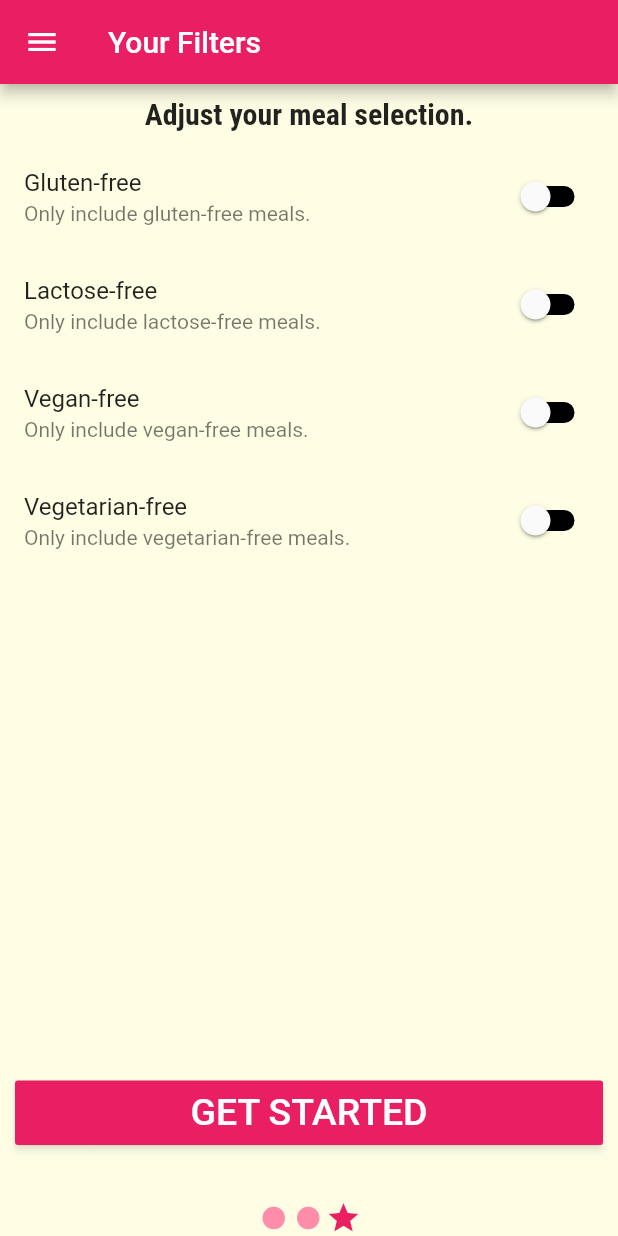
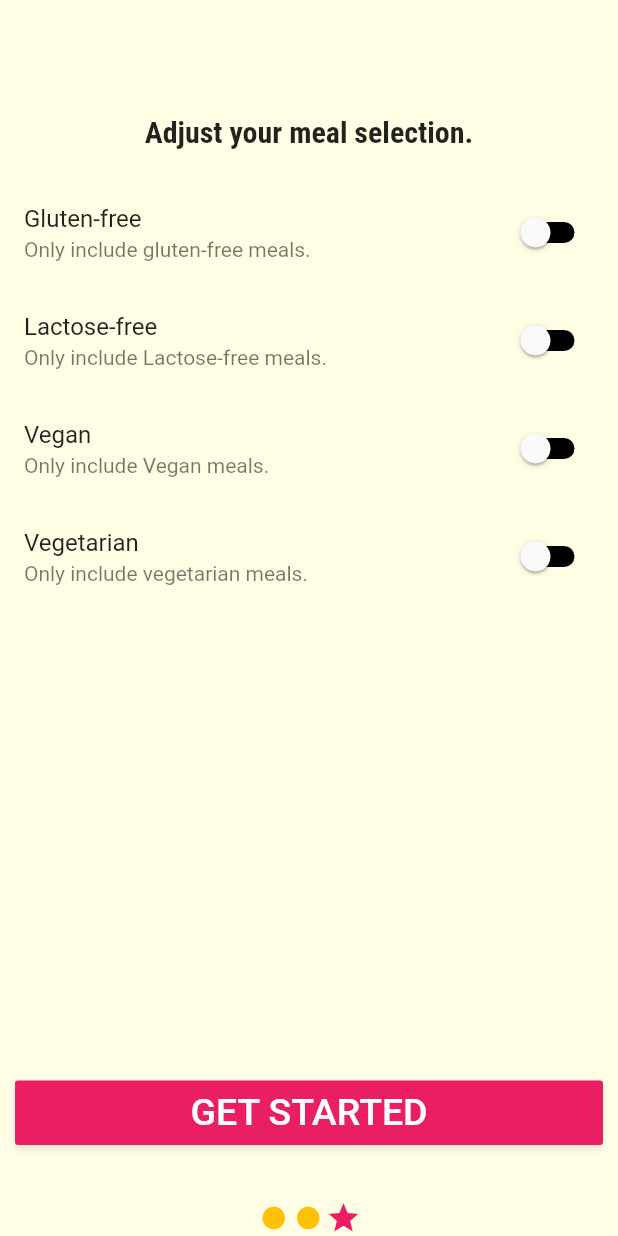
Before and after one commit to MohamedRashad99/Make-Meal, a Flutter app: the screen it shows after launch, swiped to page 3, on a phone screen of 412 x 824 dp. Run offline on Flutter 3.47's test engine with Material 2 defaults, Android fonts, the phone set to English and light mode, and no system bars; our stand-ins replace flutter_colorpicker, shared_preferences.

Commit message:
Project finish

```diff
--- a/lib/main.dart
+++ b/lib/main.dart
@@ -12,11 +12,12 @@ import 'provider/language_provider.dart';
 import 'provider/meal_provider.dart';
 import 'screens/on_boarding_screen.dart';
 
-void main() async{
+void main() async {
   WidgetsFlutterBinding.ensureInitialized();
 
   SharedPreferences prefs = await SharedPreferences.getInstance();
-  Widget homeScreen = (prefs.getBool('watched')?? false)? TabsScreen():OnBoardingScreen();
+  Widget homeScreen =
+      (prefs.getBool('watched') ?? false) ? TabsScreen() : OnBoardingScreen();
   runApp(
     MultiProvider(
       providers: [
@@ -37,14 +38,16 @@ void main() async{
 
 class MyApp extends StatelessWidget {
   final Widget mainScreen;
+
   MyApp(this.mainScreen);
 
   @override
   Widget build(BuildContext context) {
-
-    var primaryColor = Provider.of<ThemeProvider>(context,listen: true).primaryColor;
-    var accentColor = Provider.of<ThemeProvider>(context,listen: true).accentColor;
-    var tm = Provider.of<ThemeProvider>(context,listen: true).tm;
+    var primaryColor =
+        Provider.of<ThemeProvider>(context, listen: true).primaryColor;
+    var accentColor =
+        Provider.of<ThemeProvider>(context, listen: true).accentColor;
+    var tm = Provider.of<ThemeProvider>(context, listen: true).tm;
 
     return MaterialApp(
       debugShowCheckedModeBanner: false,
@@ -53,37 +56,61 @@ class MyApp extends StatelessWidget {
         primarySwatch: primaryColor,
         accentColor: accentColor,
         canvasColor: Color.fromRGBO(255, 254, 229, 1),
+        fontFamily: 'Raleway',
         buttonColor: Colors.black87,
         cardColor: Colors.white,
-          shadowColor: Colors.black54,
+        shadowColor: Colors.white60,
         textTheme: ThemeData.light().textTheme.copyWith(
               bodyText1: TextStyle(
-                  color: Color.fromRGBO(20, 51, 51, 1),
+                color: Color.fromRGBO(20, 50, 50, 1),
               ),
-                headline1: TextStyle(
+              headline4: TextStyle(
+                color: Colors.black87,
+                fontFamily: 'RobotoCondensed',
+                fontWeight: FontWeight.bold,
+              ),
+              headline5: TextStyle(
+                color: Colors.black87,
+                fontFamily: 'RobotoCondensed',
+                fontWeight: FontWeight.bold,
+              ),
+              headline6: TextStyle(
+                color: Colors.black87,
                 fontSize: 20,
                 fontFamily: 'RobotoCondensed',
                 fontWeight: FontWeight.bold,
-                    color: Colors.black87),
-              )),
+              ),
+            ),
+      ),
       darkTheme: ThemeData(
         primarySwatch: primaryColor,
         accentColor: accentColor,
         canvasColor: Color.fromRGBO(14, 22, 33, 1),
-          buttonColor: Colors.white60,
-          cardColor: Color.fromRGBO(35, 34, 39, 1),
-          shadowColor: Colors.white60,
-          unselectedWidgetColor:Colors.white70 ,
+        fontFamily: 'Raleway',
+        buttonColor: Colors.white70,
+        cardColor: Color.fromRGBO(24, 37, 51, 1),
+        shadowColor: Colors.black54,
+        unselectedWidgetColor: Colors.white70,
         textTheme: ThemeData.dark().textTheme.copyWith(
             bodyText1: TextStyle(
               color: Colors.white60,
             ),
-                headline1: TextStyle(
+            headline4: TextStyle(
+              color: Colors.white,
+              fontFamily: 'RobotoCondensed',
+              fontWeight: FontWeight.bold,
+            ),
+            headline5: TextStyle(
+              color: Colors.white,
+              fontFamily: 'RobotoCondensed',
+              fontWeight: FontWeight.bold,
+            ),
+            headline6: TextStyle(
+              color: Colors.white70,
               fontSize: 20,
               fontFamily: 'RobotoCondensed',
               fontWeight: FontWeight.bold,
-                    color: Colors.white70),
-              )),
+            )),),
       // home: MyHomePage(),
       routes: {
         '/': (ctx) => mainScreen,
@@ -92,7 +119,6 @@ class MyApp extends StatelessWidget {
         MealDetailScreen.routeName: (context) => MealDetailScreen(),
         FiltersScreen.routeName: (context) => FiltersScreen(),
         ThemesScreen.routeName: (context) => ThemesScreen(),
-
       },
     );
   }
--- a/lib/models/category.dart
+++ b/lib/models/category.dart
@@ -6,6 +6,6 @@ class Category {
 
   const Category({
     @required this.id,
-    this.color = Colors.brown,
+    this.color = Colors.orange,
   });
 }
--- a/lib/models/meal.dart
+++ b/lib/models/meal.dart
@@ -15,9 +15,6 @@ enum Affordability {
 class Meal {
   final String id;
   final List<String> categories;
- // final String title;
-  // final List<String>ingredients;
-  // final List<String>steps;
   final String imageUrl;
   final int duration;
   final Complexity complexity;
@@ -30,9 +27,6 @@ class Meal {
   const Meal({
     @required this.id,
     @required this.categories,
-   // @required this.title,
-    // @required this.ingredients,
-    // @required this.steps,
     @required this.imageUrl,
     @required this.duration,
     @required this.complexity,
--- a/lib/provider/theme_provider.dart
+++ b/lib/provider/theme_provider.dart
@@ -3,7 +3,7 @@ import 'package:shared_preferences/shared_preferences.dart';
 
 class ThemeProvider with ChangeNotifier {
   var primaryColor = Colors.pink;
-  var accentColor = Colors.pinkAccent.withOpacity(0.6);
+  var accentColor = Colors.amber;
 
   var tm = ThemeMode.system;
   String themeText = "s";
@@ -12,6 +12,7 @@ class ThemeProvider with ChangeNotifier {
     n == 1
         ? primaryColor = _toMaterialColor(newColor.hashCode)
         : accentColor = _toMaterialColor(newColor.hashCode);
+    notifyListeners();
     SharedPreferences prefs = await SharedPreferences.getInstance();
     prefs.setInt("primaryColor", primaryColor.value);
     prefs.setInt("accentColor", accentColor.value);
@@ -19,7 +20,7 @@ class ThemeProvider with ChangeNotifier {
   getThemeColor() async{
     SharedPreferences prefs = await SharedPreferences.getInstance();
     primaryColor =  _toMaterialColor(prefs.getInt("primaryColor") ?? 0xFFE91E63);
-    accentColor =  _toMaterialColor(prefs.getInt("accentColor") ?? 0xFFFF4081);
+    accentColor =  _toMaterialColor(prefs.getInt("accentColor") ?? 0xFFFFC107);
     notifyListeners();
   }
 
--- a/lib/screens/filters_screen.dart
+++ b/lib/screens/filters_screen.dart
@@ -1,35 +1,29 @@
 import 'package:flutter/material.dart';
-import 'package:meal_app/provider/meal_provider.dart';
-import 'package:meal_app/provider/theme_provider.dart';
 import 'package:provider/provider.dart';
+
+import '../provider/language_provider.dart';
+import '../provider/meal_provider.dart';
+import '../provider/theme_provider.dart';
 import '../widgets/main_drawer.dart';
 
-class FiltersScreen extends StatefulWidget {
-  static const routeName = 'filters';
+class FiltersScreen extends StatelessWidget {
+  static const routeName = '/filters';
+
   final bool fromOnBoarding;
 
   FiltersScreen({this.fromOnBoarding = false});
 
-  @override
-  _FiltersScreenState createState() => _FiltersScreenState();
-}
-
-class _FiltersScreenState extends State<FiltersScreen> {
-
-
   Widget buildSwitchListTile(String title, String description,
-      bool currentValue, Function updateValue) {
+      bool currentValue, Function updateValue, BuildContext ctx) {
     return SwitchListTile(
       title: Text(title),
       value: currentValue,
-      activeColor: Theme.of(context).primaryColor,
+      subtitle: Text(description),
+      onChanged: updateValue,
       inactiveTrackColor:
-      Provider.of<ThemeProvider>(context, listen: true).tm ==
-          ThemeMode.light
+          Provider.of<ThemeProvider>(ctx, listen: true).tm == ThemeMode.light
               ? null
               : Colors.black,
-      subtitle: Text(description),
-      onChanged: updateValue,
     );
   }
 
@@ -37,73 +31,83 @@ class _FiltersScreenState extends State<FiltersScreen> {
   Widget build(BuildContext context) {
     final Map<String, bool> currentFilters =
         Provider.of<MealProvider>(context, listen: true).filters;
-
-    return Scaffold(
-      drawer: MainDrawer(),
-      appBar: AppBar(
-        title: Text('Your Filters'),
-
+    var lan = Provider.of<LanguageProvider>(context, listen: true);
+    return Directionality(
+      textDirection: lan.isEn ? TextDirection.ltr : TextDirection.rtl,
+      child: Scaffold(
+        body: CustomScrollView(
+          slivers: [
+            SliverAppBar(
+              pinned: false,
+              title: fromOnBoarding
+                  ? null
+                  : Text(lan.getTexts('filters_appBar_title')),
+              backgroundColor: fromOnBoarding
+                  ? Theme.of(context).canvasColor
+                  : Theme.of(context).primaryColor,
+              elevation: fromOnBoarding ? 0 : 5,
+              //title: Text(lan.getTexts('filters_appBar_title'),
             ),
-      body: Column(
-        children: [
+            SliverList(
+              delegate: SliverChildListDelegate(
+                [
                   Container(
-            padding: EdgeInsets.all(8),
-            child: Text(
-              'Adjust your meal selection.',
-              style: Theme.of(context).textTheme.headline1,
-            ),
-          ),
-          Expanded(
-            child: ListView(
-              children: [
-                buildSwitchListTile(
-                  'Gluten-free',
-                  'Only include gluten-free meals. ',
-                  currentFilters['gluten'],
-                  (val) {
-                    setState(() {
-                      currentFilters['gluten'] = val;
-                    });
-                    Provider.of<MealProvider>(context, listen: false).setFilters();
-                  },
+                    padding: EdgeInsets.all(20),
+                    child: Text(lan.getTexts('filters_screen_title'),
+                        style: Theme.of(context).textTheme.headline6 ,textAlign: TextAlign.center,),
                   ),
                   buildSwitchListTile(
-                  'Lactose-free',
-                  'Only include lactose-free meals. ',
-                  currentFilters['lactose'],
-                  (val) {
-                    setState(() {
-                      currentFilters['lactose'] = val;
-                    });
-                    Provider.of<MealProvider>(context, listen: false).setFilters();
+                    lan.getTexts('Gluten-free'),
+                    lan.getTexts('Gluten-free-sub'),
+                    currentFilters['gluten'],
+                    (newValue) {
+                      currentFilters['gluten'] = newValue;
+                      Provider.of<MealProvider>(context, listen: false)
+                          .setFilters();
                     },
+                    context,
                   ),
                   buildSwitchListTile(
-                  'Vegan-free',
-                  'Only include vegan-free meals. ',
-                  currentFilters['vegan'],
-                  (val) {
-                    setState(() {
-                      currentFilters['vegan'] = val;
-                    });
-                    Provider.of<MealProvider>(context, listen: false).setFilters();
+                    lan.getTexts('Lactose-free'),
+                    lan.getTexts('Lactose-free_sub'),
+                    currentFilters['lactose'],
+                    (newValue) {
+                      currentFilters['lactose'] = newValue;
+
+                      Provider.of<MealProvider>(context, listen: false)
+                          .setFilters();
                     },
+                    context,
                   ),
                   buildSwitchListTile(
-                  'Vegetarian-free',
-                  'Only include vegetarian-free meals. ',
+                    lan.getTexts('Vegan'),
+                    lan.getTexts('Vegan-sub'),
+                    currentFilters['vegan'],
+                    (newValue) {
+                      currentFilters['vegan'] = newValue;
+                      Provider.of<MealProvider>(context, listen: false)
+                          .setFilters();
+                    },
+                    context,
+                  ),
+                  buildSwitchListTile(
+                    lan.getTexts('Vegetarian'),
+                    lan.getTexts('Vegetarian-sub'),
                     currentFilters['vegetarian'],
-                  (val) {
-                    setState(() {
-                      currentFilters['vegetarian'] = val;
-                    });
-                    Provider.of<MealProvider>(context, listen: false).setFilters();
+                    (newValue) {
+                      currentFilters['vegetarian'] = newValue;
+                      Provider.of<MealProvider>(context, listen: false)
+                          .setFilters();
                     },
+                    context,
+                  ),
+                  SizedBox(height: fromOnBoarding ? 80 : 0),
+                ],
+              ),
             ),
           ],
         ),
-          )
-        ],
+        drawer: fromOnBoarding ? null : MainDrawer(),
       ),
     );
   }
--- a/lib/screens/on_boarding_screen.dart
+++ b/lib/screens/on_boarding_screen.dart
@@ -113,7 +113,8 @@ class _OnBoardingScreenState extends State<OnBoardingScreen> {
                     Navigator.of(ctx)
                         .pushReplacementNamed(TabsScreen.routeName);
 
-                    SharedPreferences prefs = await SharedPreferences.getInstance();
+                    SharedPreferences prefs =
+                        await SharedPreferences.getInstance();
                     prefs.setBool('watched', true);
                   },
                 ),
--- a/lib/widgets/category_item.dart
+++ b/lib/widgets/category_item.dart
@@ -1,6 +1,7 @@
 import 'package:flutter/material.dart';
-import 'package:meal_app/provider/language_provider.dart';
 import 'package:provider/provider.dart';
+
+import '../provider/language_provider.dart';
 import '../screens/categories_meal_screen.dart';
 
 class CategoryItem extends StatelessWidget {
@@ -36,7 +37,7 @@ class CategoryItem extends StatelessWidget {
           padding: EdgeInsets.all(8),
           child: Text(
             lan.getTexts('cat-$id'),
-            style: Theme.of(context).textTheme.headline1,
+            style: Theme.of(context).textTheme.headline6,
           ),
           decoration: BoxDecoration(
             gradient: LinearGradient(
--- a/lib/widgets/main_drawer.dart
+++ b/lib/widgets/main_drawer.dart
@@ -1,5 +1,4 @@
 import 'package:flutter/material.dart';
-import 'package:meal_app/screens/theme_screen.dart';
 import 'package:provider/provider.dart';
 
 import '../provider/language_provider.dart';
--- a/pubspec.yaml
+++ b/pubspec.yaml
@@ -56,16 +56,16 @@ flutter:
   # the material Icons class.
   uses-material-design: true
   assets:
-     - assets/images/image.jpg
+     - assets/images/
   #   - images/a_dot_ham.jpeg
 
 
   fonts:
    - family: Raleway
      fonts:
+       - asset: assets/fonts/Raleway-Regular.ttf
        - asset: assets/fonts/Raleway-Bold.ttf
          weight: 700
-       - asset: assets/fonts/Raleway-Regular.ttf
        - asset: assets/fonts/Raleway-Black.ttf
          weight: 900
 
```
Also changed, not shown: lib/provider/meal_provider.dart (+22 -6 lines), lib/screens/categories_meal_screen.dart (+16 -21 lines), lib/screens/categories_screen.dart (+2 -5 lines), lib/screens/favorite_screen.dart (+14 -5 lines), lib/screens/meal_detail_screen.dart (+77 -67 lines), lib/screens/tabs_screen.dart (+6 -10 lines), lib/widgets/meal.item.dart (+36 -46 lines), assets/images/a2.png (added). Lines whose indentation alone changed are shown as unchanged.
